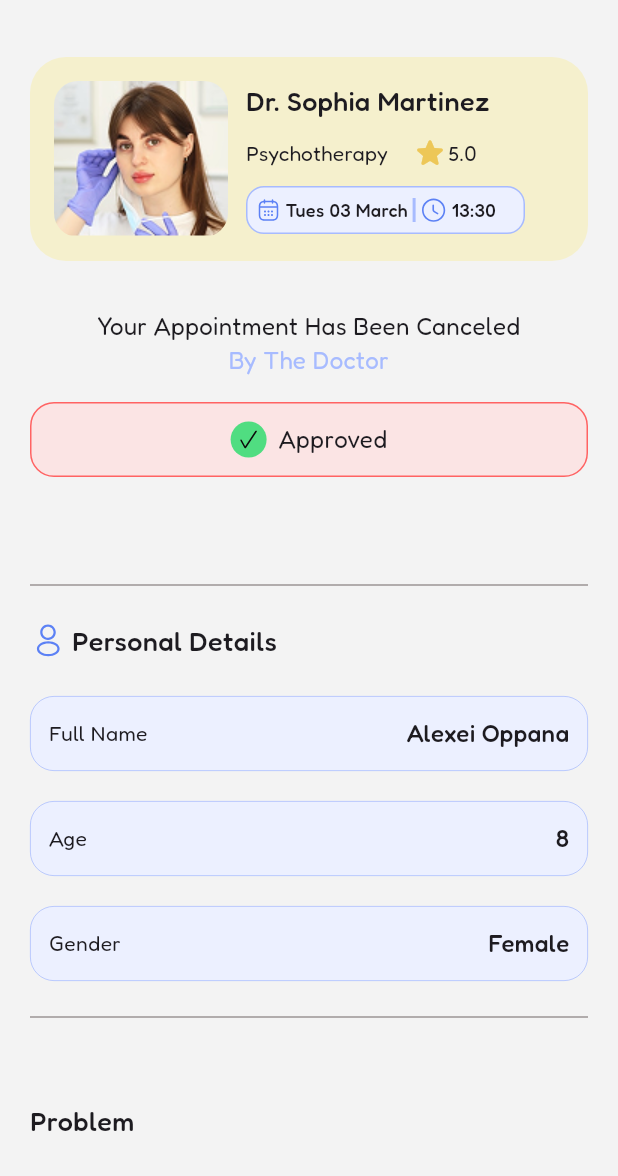
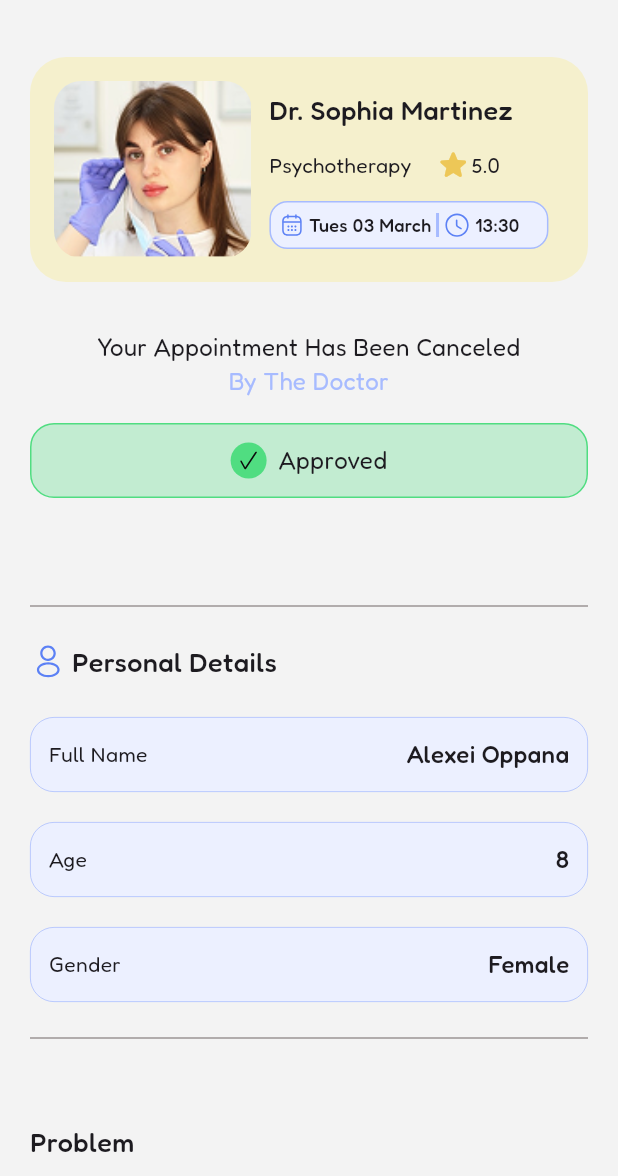
Before and after one commit to HosseinMohammadiii/autilabapp, a Flutter app: the MydoctorScreen screen opened by its route, after a tap on "Detail Appointment", on a phone screen of 412 x 824 dp, the part 60-1236 px from its top. Run offline on Flutter 3.47's test engine with Material 3 defaults, Android fonts, the phone set to English and light mode, and no system bars; our stand-ins replace cached_network_image, dartz, device_info_plus, dio, equatable, flutter_rating_bar and 10 more; accounts and stored records are empty; project files that could hold a hidden picture were left out.

Commit message:
Edit somescreens

```diff
--- a/lib/common/widgets/custom_textfield.dart
+++ b/lib/common/widgets/custom_textfield.dart
@@ -20,6 +20,8 @@ class CustomTextfield extends StatelessWidget {
     this.borderRaduis,
     this.suffixIcon,
     this.floatingLabelBehavior,
+    this.isEnable,
+    this.textfieldPadding,
   });
   final String label;
   final TextStyle? textStyle;
@@ -36,10 +38,13 @@ class CustomTextfield extends StatelessWidget {
   final Color? backgroundColor;
   final Widget? suffixIcon;
   final FloatingLabelBehavior? floatingLabelBehavior;
+  final bool? isEnable;
+  final EdgeInsetsGeometry? textfieldPadding;
   @override
   Widget build(BuildContext context) {
     return Padding(
-      padding: const EdgeInsets.symmetric(horizontal: 16, vertical: 8),
+      padding: textfieldPadding ??
+          const EdgeInsets.symmetric(horizontal: 16, vertical: 8),
       child: TextField(
         controller: controller,
         focusNode: focusNode,
@@ -50,6 +55,7 @@ class CustomTextfield extends StatelessWidget {
         obscureText: isObscureText ?? false,
         maxLines: maxLines,
         cursorColor: Colors.black,
+        enabled: isEnable,
         style: textStyle ??
             AutilabTextStyle.small14_400.copyWith(
               color: AutilabColor.gray,
--- a/lib/core/routes/routes.dart
+++ b/lib/core/routes/routes.dart
@@ -51,7 +51,7 @@ final GlobalKey<NavigatorState> navigatorKey = GlobalKey<NavigatorState>();
 class AutilabRouter {
   static GoRouter router = GoRouter(
     navigatorKey: navigatorKey,
-    initialLocation: '/',
+    initialLocation: '/homeScreen',
     routes: [
       GoRoute(
         path: '/',
--- a/lib/features/data/doctor/widgets/container_more_detail_widget.dart
+++ /dev/null
@@ -1,30 +0,0 @@
-import 'package:flutter/material.dart';
-
-import '../../../../core/constants/color_constant.dart';
-import '../../../../core/constants/theme_constant.dart';
-
-class ContainerDetailBox extends StatelessWidget {
-  const ContainerDetailBox({
-    super.key,
-    required this.detail,
-  });
-  final String detail;
-  @override
-  Widget build(BuildContext context) {
-    return Container(
-      width: double.infinity,
-      height: MediaQuery.sizeOf(context).height / 3,
-      padding: const EdgeInsets.all(16),
-      margin: const EdgeInsets.only(bottom: 48),
-      decoration: BoxDecoration(
-        color: AutilabColor.primary,
-        border: Border.all(width: 0.5, color: AutilabColor.gray),
-        borderRadius: BorderRadius.circular(24),
-      ),
-      child: Text(
-        detail,
-        style: AutilabTextStyle.small14_400,
-      ),
-    );
-  }
-}
--- a/lib/features/data/home/page/detail_appointment_screen.dart
+++ b/lib/features/data/home/page/detail_appointment_screen.dart
@@ -1,8 +1,8 @@
 import 'package:autilab_project/common/widgets/appbar_back_screen.dart';
+import 'package:autilab_project/common/widgets/custom_textfield.dart';
 import 'package:autilab_project/core/constants/color_constant.dart';
 import 'package:autilab_project/core/constants/theme_constant.dart';
 import 'package:autilab_project/features/data/doctor/widgets/box_detail_widget.dart';
-import 'package:autilab_project/features/data/doctor/widgets/container_more_detail_widget.dart';
 import 'package:autilab_project/features/data/home/widgets/box_shape_widget.dart';
 import 'package:flutter/material.dart';
 
@@ -97,9 +97,10 @@ class _DetailAppointmentScreenState extends State<DetailAppointmentScreen>
                       const EdgeInsets.symmetric(horizontal: 20, vertical: 16),
                   alignment: Alignment.center,
                   decoration: BoxDecoration(
-                    color: const Color(0xffFBE4E4),
+                    color: widget.statusColor?.withValues(alpha: 0.3) ??
+                        Colors.transparent,
                     border: Border.all(
-                      color: const Color(0xffFF6363),
+                      color: widget.statusColor ?? Colors.transparent,
                     ),
                     borderRadius: BorderRadius.circular(16),
                   ),
@@ -196,13 +197,26 @@ class _DetailAppointmentScreenState extends State<DetailAppointmentScreen>
                   height: 24,
                 ),
               ),
-              const SliverPadding(
-                padding: AutilabMargin.marginFullScreen,
-                sliver: SliverToBoxAdapter(
-                  child: ContainerDetailBox(
-                    detail:
-                        'Lorem ipsum dolor sit amet, consectetur adipiscing elit, sed do eiusmod tempor incididunt ut labore et dolore magna aliqua. Ut enim ad minim veniam, quis nostrud exercitation ullamco laboris nisi ut aliquip ex ea commodo consequatenim ad minim veniam, quis nostrud exercitation ullamco laboris',
+              SliverToBoxAdapter(
+                child: CustomTextfield(
+                  label: '',
+                  isEnable: false,
+                  borderRaduis: 24,
+                  textfieldPadding: AutilabMargin.marginFullScreen,
+                  controller: TextEditingController(
+                    text:
+                        'Lorem ipsum dolor sit amet, consectetur adipiscing elit, sed do eiusmod tempor incididunt ut labore et dolore magna aliqua. Ut enim ad minim veniam, quis nostrud exercitation ullamco laboris nisi ut aliquip ex ea commodo consequat.',
                   ),
+                  backgroundColor: AutilabColor.primary,
+                  borderColor: AutilabColor.gray,
+                  textStyle: AutilabTextStyle.small14_400.copyWith(
+                    color: AutilabColor.black,
+                  ),
+                ),
+              ),
+              const SliverToBoxAdapter(
+                child: SizedBox(
+                  height: 32,
                 ),
               ),
             ],
--- a/lib/features/data/home/page/home_screen.dart
+++ b/lib/features/data/home/page/home_screen.dart
@@ -223,7 +223,10 @@ class _HomeScreenState extends State<HomeScreen> with TickerProviderStateMixin {
                             ),
                           ),
                           const Spacer(),
-                          Image.asset('assets/images/autilab_test_image.png'),
+                          Expanded(
+                              flex: 2,
+                              child: Image.asset(
+                                  'assets/images/autilab_test_image.png')),
                         ],
                       ),
                       CustomButtonWidget(
--- a/lib/features/data/home/widgets/doctor_box_detail_appointment_widget.dart
+++ b/lib/features/data/home/widgets/doctor_box_detail_appointment_widget.dart
@@ -12,6 +12,7 @@ class DoctorBoxDetialAppointmentWidget extends StatelessWidget {
   @override
   Widget build(BuildContext context) {
     return Container(
+      height: 150,
       margin: AutilabMargin.marginFullScreen,
       padding: const EdgeInsets.all(16),
       decoration: BoxDecoration(
@@ -19,25 +20,31 @@ class DoctorBoxDetialAppointmentWidget extends StatelessWidget {
         borderRadius: BorderRadius.circular(24),
       ),
       child: Row(
-        crossAxisAlignment: CrossAxisAlignment.start,
+        crossAxisAlignment: CrossAxisAlignment.stretch,
         spacing: 12,
         children: [
-          ClipRRect(
+          FittedBox(
+            child: ClipRRect(
               borderRadius: BorderRadius.circular(16),
               child: Image.asset(
                 'assets/images/doctor_image.png',
                 fit: BoxFit.cover,
               ),
             ),
-          Column(
-            spacing: 10,
+          ),
+          Expanded(
+            child: Column(
               crossAxisAlignment: CrossAxisAlignment.start,
+              mainAxisAlignment: MainAxisAlignment.spaceAround,
               children: [
-              const Text(
+                const FittedBox(
+                  child: Text(
                     'Dr. Sophia Martinez',
                     style: AutilabTextStyle.medium18_500,
                   ),
-              Row(
+                ),
+                FittedBox(
+                  child: Row(
                     children: [
                       Text(
                         'Psychotherapy',
@@ -58,8 +65,12 @@ class DoctorBoxDetialAppointmentWidget extends StatelessWidget {
                       ),
                     ],
                   ),
-              const TimeBoxDoctorCard(),
+                ),
+                const FittedBox(
+                  child: TimeBoxDoctorCard(),
+                ),
               ],
+            ),
           ),
         ],
       ),
--- a/lib/features/data/home/widgets/new_appointment_card_widget.dart
+++ b/lib/features/data/home/widgets/new_appointment_card_widget.dart
@@ -27,6 +27,7 @@ class NewAppointmentsCardWidget extends StatelessWidget {
   Widget build(BuildContext context) {
     return Container(
       width: 350,
+      height: 276,
       padding: const EdgeInsets.all(16),
       alignment: Alignment.center,
       margin: margin,
@@ -36,8 +37,10 @@ class NewAppointmentsCardWidget extends StatelessWidget {
       ),
       child: Column(
         spacing: 16,
+        crossAxisAlignment: CrossAxisAlignment.start,
         children: [
-          Row(
+          FittedBox(
+            child: Row(
               spacing: 4,
               children: [
                 StatusShapeWidget(color: color, statusIcon: statusIcon),
@@ -51,6 +54,7 @@ class NewAppointmentsCardWidget extends StatelessWidget {
                 ),
               ],
             ),
+          ),
           const Divider(
             thickness: 1,
             color: AutilabColor.black,
@@ -58,19 +62,29 @@ class NewAppointmentsCardWidget extends StatelessWidget {
           Row(
             spacing: 12,
             children: [
-              ClipRRect(
+              Flexible(
+                child: ClipRRect(
                   borderRadius: BorderRadius.circular(16),
-                child: Image.asset(image),
+                  child: Image.asset(
+                    image,
+                    fit: BoxFit.cover,
                   ),
-              Column(
+                ),
+              ),
+              Expanded(
+                child: Column(
                   crossAxisAlignment: CrossAxisAlignment.start,
+                  mainAxisAlignment: MainAxisAlignment.spaceBetween,
                   spacing: 12,
                   children: [
-                  const Text(
+                    const FittedBox(
+                      child: Text(
                         'Dr. Sophia Martinez',
                         style: AutilabTextStyle.medium18_500,
                       ),
-                  Row(
+                    ),
+                    FittedBox(
+                      child: Row(
                         children: [
                           Text(
                             'Psychotherapy',
@@ -91,8 +105,10 @@ class NewAppointmentsCardWidget extends StatelessWidget {
                           ),
                         ],
                       ),
-                  const TimeBoxDoctorCard(),
+                    ),
+                    const FittedBox(child: TimeBoxDoctorCard()),
                   ],
+                ),
               ),
             ],
           ),
--- a/lib/features/data/home/widgets/time_box_doctor_card_widget.dart
+++ b/lib/features/data/home/widgets/time_box_doctor_card_widget.dart
@@ -32,12 +32,15 @@ class TimeBoxDoctorCard extends StatelessWidget {
           const Text(
             ' Tues 03 March ',
             style: AutilabTextStyle.medium12_500,
+            overflow: TextOverflow.ellipsis,
           ),
-          Container(
-            height: 16,
-            width: 2,
-            decoration: const BoxDecoration(
-              color: AutilabColor.bb,
+          FittedBox(
+            child: Container(
+              height: 16,
+              width: 2,
+              decoration: const BoxDecoration(
+                color: AutilabColor.bb,
+              ),
             ),
           ),
           SvgPicture.asset(
--- a/lib/features/data/menu/Page/mydoctor_screen.dart
+++ b/lib/features/data/menu/Page/mydoctor_screen.dart
@@ -50,13 +50,17 @@ class _MydoctorScreenState extends State<MydoctorScreen>
           child: CustomTabBarWidget(
             tabLength: 2,
             tabBar: [
-              Text(
-                'Valid Appointment',
-                style: AutilabTextStyle.small16_400,
+              FittedBox(
+                child: Text(
+                  'Valid Appointment',
+                  style: AutilabTextStyle.small16_400,
+                ),
               ),
-              Text(
-                'Expired Appointment',
-                style: AutilabTextStyle.small16_400,
+              FittedBox(
+                child: Text(
+                  'Expired Appointment',
+                  style: AutilabTextStyle.small16_400,
+                ),
               ),
             ],
             tabBarView: [
--- a/lib/features/data/menu/widgets/packagessubscribtion.dart
+++ b/lib/features/data/menu/widgets/packagessubscribtion.dart
@@ -12,7 +12,7 @@ class PackagesSubscribtion extends StatelessWidget {
 
   @override
   Widget build(BuildContext context) {
-    List<String> titlePlanList = ['Free Plan', "299\$/Years", '99\$/Month'];
+    List<String> titlePlanList = ['Free Plan', '99\$/Month', "299\$/Years"];
 
     return Scaffold(
       appBar:
```
Also changed, not shown: lib/features/data/doctor/page/doctor_info_screen.dart (+16 -5 lines), lib/features/data/home/page/all_appointment_screen.dart (+41 -6 lines). Lines whose indentation alone changed are shown as unchanged.
